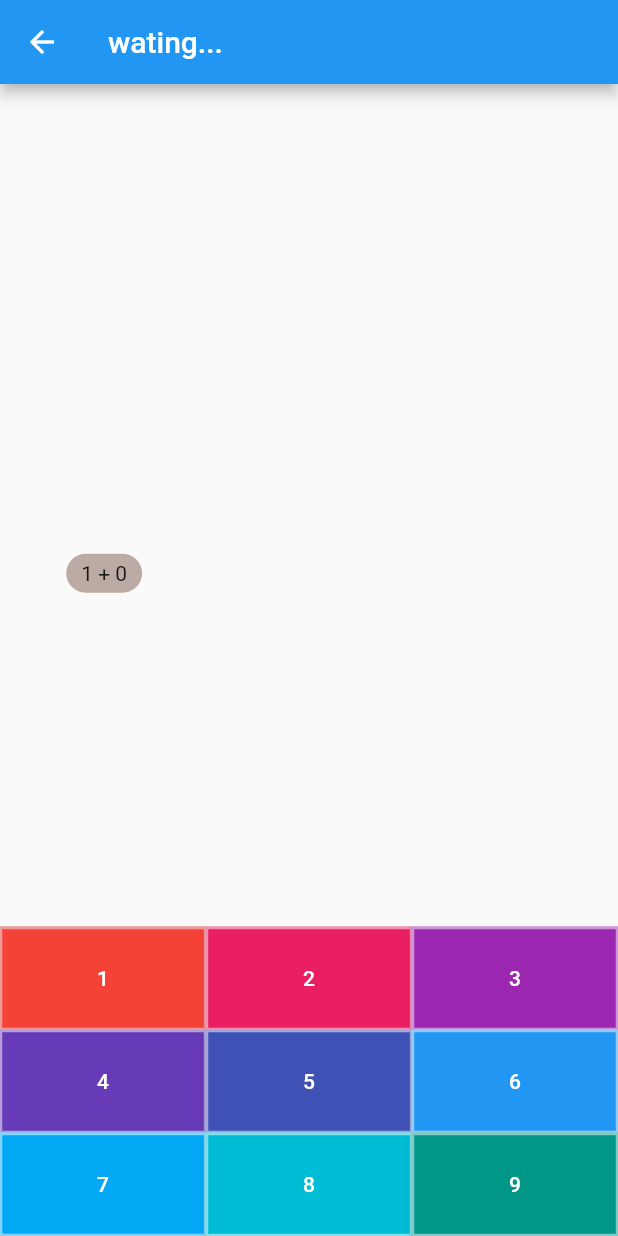
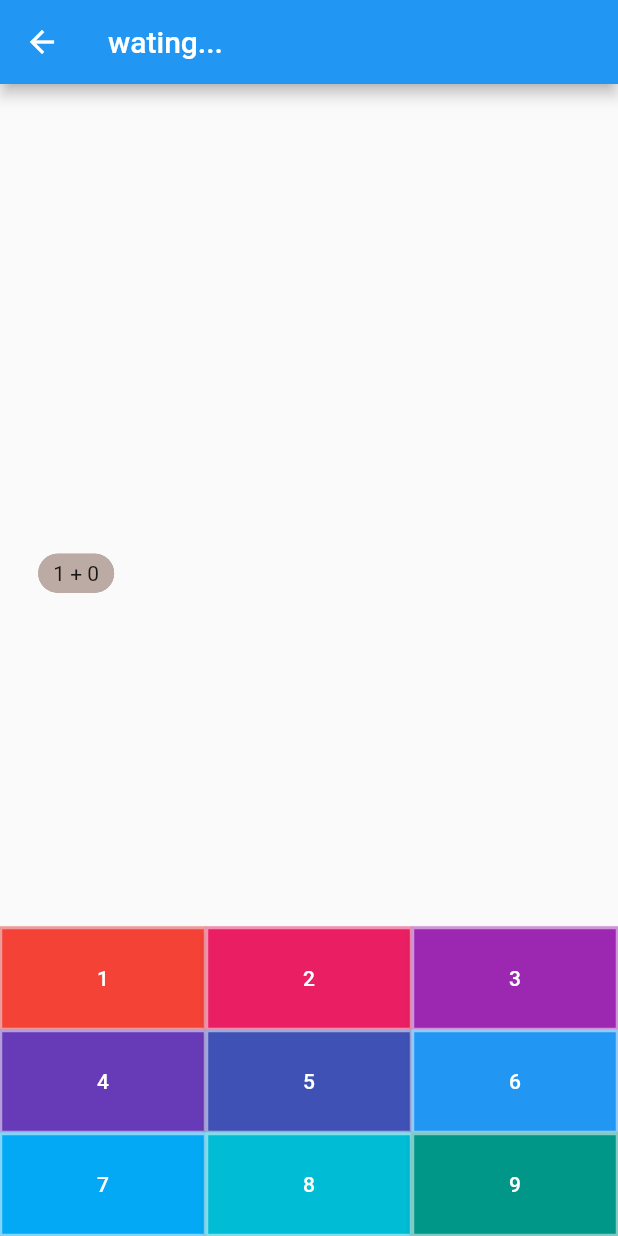
Before and after one commit to ljj218/flutter-demo, a Flutter app: the AboutStreamBuilderGamePage screen opened directly, on a phone screen of 412 x 824 dp. Run offline on Flutter 3.47's test engine with Material 2 defaults, Android fonts, the phone set to English and light mode, and no system bars; our stand-ins replace date_format, dio, flutter_datetime_picker, fluttertoast; network calls fail.

Commit message:
no message

```diff
--- a/flutter_application_1/lib/pages/AboutStreamBuildergame/AboutStreamBuildergame.dart
+++ b/flutter_application_1/lib/pages/AboutStreamBuildergame/AboutStreamBuildergame.dart
@@ -1,10 +1,10 @@
 /*
  * @Author: Long_jj
  * @Date: 2021-08-18 21:11:39
- * @LastEditTime: 2021-08-19 15:21:38
- * @LastEditors: long_jj
+ * @LastEditTime: 2021-08-19 21:35:08
+ * @LastEditors: Long_jj
  * @Description:
- * @FilePath: \flutter_application_1\lib\pages\AboutStreamBuildergame\AboutStreamBuildergame.dart
+ * @FilePath: /flutter_application_1/lib/pages/AboutStreamBuildergame/AboutStreamBuildergame.dart
  */
 
 import 'dart:async';
@@ -16,13 +16,17 @@ class AboutStreamBuilderGamePage extends StatefulWidget {
   AboutStreamBuilderGamePage({Key? key}) : super(key: key);
 
   @override
-  _AboutStreamBuildergamePageState createState() =>
-      _AboutStreamBuildergamePageState();
+  _AboutStreamBuildergamePageState createState() => _AboutStreamBuildergamePageState();
 }
 
-class _AboutStreamBuildergamePageState
-    extends State<AboutStreamBuilderGamePage> {
+class _AboutStreamBuildergamePageState extends State<AboutStreamBuilderGamePage> {
   StreamController<int> _controller = StreamController.broadcast();
+  late double width;
+
+  @override
+  void initState() {
+    super.initState();
+  }
 
   @override
   void dispose() {
@@ -32,6 +36,7 @@ class _AboutStreamBuildergamePageState
 
   @override
   Widget build(BuildContext context) {
+    width = MediaQuery.of(context).size.width;
     return Scaffold(
       appBar: AppBar(
         title: StreamBuilder(
@@ -45,7 +50,7 @@ class _AboutStreamBuildergamePageState
       ),
       body: Stack(
         children: [
-          Puzzle(_controller.stream),
+          ...List.generate(3, (index) => Puzzle(_controller.stream, width)),
           Align(
             alignment: Alignment.bottomCenter,
             child: KeyPad(_controller),
@@ -59,7 +64,8 @@ class _AboutStreamBuildergamePageState
 //题目
 class Puzzle extends StatefulWidget {
   final Stream<int> inputStream;
-  Puzzle(this.inputStream);
+  final double width;
+  Puzzle(this.inputStream, this.width);
 
   @override
   _PuzzleState createState() => _PuzzleState(inputStream);
@@ -75,17 +81,17 @@ class _PuzzleState extends State<Puzzle> with SingleTickerProviderStateMixin {
   _PuzzleState(this.inputStream);
 
   reset() {
-    color =
-        Colors.primaries[Random().nextInt(Colors.primaries.length)].shade200;
+    color = Colors.primaries[Random().nextInt(Colors.primaries.length)].shade200;
     a = Random().nextInt(5) + 1;
     b = Random().nextInt(5);
-    x = Random().nextDouble() * 400;
-    _animationController.duration = Duration(seconds: 5 + Random().nextInt(5));
+    x = Random().nextDouble() * widget.width - 20;
+    _animationController.duration = Duration(seconds: 5 + Random().nextInt(4));
     _animationController.forward();
   }
 
   @override
   void initState() {
+    print(1);
     _animationController = AnimationController(vsync: this);
     //初始 _PuzzleState 的状态 以及 AnimationController 注意先后
     reset();
@@ -114,8 +120,7 @@ class _PuzzleState extends State<Puzzle> with SingleTickerProviderStateMixin {
         animation: _animationController,
         builder: (context, child) {
           return Positioned(
-            top:
-                _animationController.value * MediaQuery.of(context).size.height,
+            top: _animationController.value * MediaQuery.of(context).size.height,
             left: x,
             child: Container(
               padding: EdgeInsets.symmetric(
@@ -148,8 +153,7 @@ class KeyPad extends StatelessWidget {
         9,
         (index) => ElevatedButton(
           style: ButtonStyle(
-            backgroundColor:
-                MaterialStateProperty.all(Colors.primaries[index].shade500),
+            backgroundColor: MaterialStateProperty.all(Colors.primaries[index].shade500),
             //边框
             side: MaterialStateProperty.all(
               BorderSide(
```
